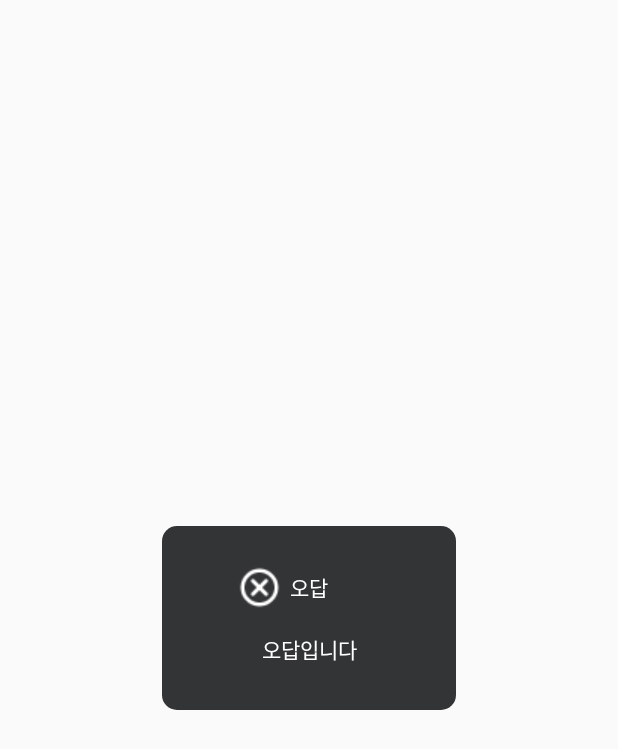
After one commit to Bitda2022/cee_android, an Android app: the layout wrong_alert_dialog.xml on its own in the app's theme, with its tools: preview values and no code run, on a phone screen of 412 x 824 dp. The commit adds this screen. Shown: the top 749 px of the screen. Run offline under Robolectric (Android 15) with nearby library versions, the phone set to English and light mode, and no system bars.

Commit message:
feat:create wrong_alert_dialog

```diff
--- /dev/null
+++ b/app/src/main/res/drawable/dialog_background_radius.xml
@@ -0,0 +1,6 @@
+<?xml version="1.0" encoding="utf-8"?>
+<shape xmlns:android="http://schemas.android.com/apk/res/android">
+    <solid android:color="@color/cee_dialog"/>
+    <stroke android:color="@color/cee_dialog"/>
+    <corners android:radius="10dp"/>
+</shape>
--- /dev/null
+++ b/app/src/main/res/layout/wrong_alert_dialog.xml
@@ -0,0 +1,53 @@
+<?xml version="1.0" encoding="utf-8"?>
+<androidx.constraintlayout.widget.ConstraintLayout xmlns:android="http://schemas.android.com/apk/res/android"
+    android:layout_width="wrap_content"
+    android:layout_height="wrap_content"
+    android:background="@drawable/dialog_background_radius"
+    android:layout_gravity="center"
+    android:paddingHorizontal="50dp"
+    android:paddingVertical="10dp"
+    xmlns:app="http://schemas.android.com/apk/res-auto">
+    <ImageView
+        android:layout_width="wrap_content"
+        android:layout_height="wrap_content"
+        app:layout_constraintStart_toStartOf="parent"
+        app:layout_constraintBottom_toBottomOf="@id/wrong_dialog_title_tv"
+        app:layout_constraintTop_toTopOf="@id/wrong_dialog_title_tv"
+        app:layout_constraintEnd_toStartOf="@id/wrong_dialog_title_tv"
+
+        android:layout_marginEnd="5dp"
+        android:src="@drawable/wrong_dialog_close_btn"
+        >
+
+    </ImageView>
+
+    <TextView
+        android:id="@+id/wrong_dialog_title_tv"
+        app:layout_constraintStart_toStartOf="parent"
+        app:layout_constraintEnd_toEndOf="parent"
+        app:layout_constraintTop_toTopOf="parent"
+       android:layout_marginTop="20dp"
+
+        android:textColor="@color/white"
+        android:text="오답"
+        android:layout_width="wrap_content"
+        android:layout_height="wrap_content">
+
+    </TextView>
+
+    <TextView
+        android:id="@+id/wrong_dialog_content"
+        app:layout_constraintBottom_toBottomOf="parent"
+        app:layout_constraintStart_toStartOf="@id/wrong_dialog_title_tv"
+        app:layout_constraintEnd_toEndOf="@id/wrong_dialog_title_tv"
+        app:layout_constraintTop_toBottomOf="@id/wrong_dialog_title_tv"
+        android:layout_marginTop="20dp"
+        android:layout_marginBottom="20dp"
+        android:text="오답입니다"
+        android:textColor="@color/white"
+        android:layout_width="wrap_content"
+        android:layout_height="wrap_content">
+
+    </TextView>
+
+</androidx.constraintlayout.widget.ConstraintLayout>
--- a/app/src/main/res/values/colors.xml
+++ b/app/src/main/res/values/colors.xml
@@ -10,4 +10,5 @@
     <color name="ceeblue">#017AFF</color>
     <color name="ceebtn_fill">#47484A</color>
     <color name="ceebtn_stroke">#47484A</color>
+    <color name="cee_dialog">#323436</color>
 </resources>
--- a/app/src/main/res/values/themes.xml
+++ b/app/src/main/res/values/themes.xml
@@ -1,6 +1,6 @@
 <resources xmlns:tools="http://schemas.android.com/tools">
     <!-- Base application theme. -->
-    <style name="Theme.Cee_project1" parent="Theme.AppCompat.Light.NoActionBar">
+    <style name="Theme.Cee_project1" parent="Theme.AppCompat.Light">
 
         <!-- Primary brand color. -->
         <item name="colorPrimary">@color/purple_500</item>
```
Also changed, not shown: app/src/main/java/com/example/cee_project1/activity/QuizActivity.kt (+12 -0 lines), app/src/main/java/com/example/cee_project1/dialog/WrongAlertDialog.kt (added, +29 -0 lines), app/src/main/res/layout/wrong_dialog.xml (deleted, +0 -35 lines), app/src/main/res/drawable/wrong_dialog_close_btn.png (added).
